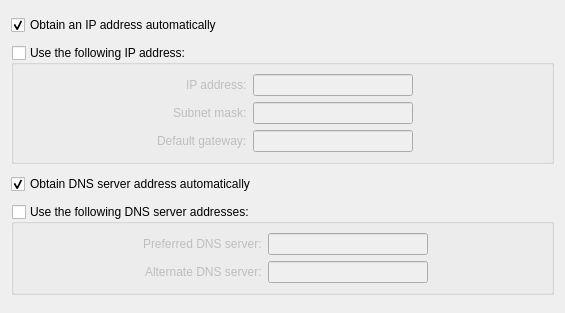
Qt form manager/ipv4widget.ui (OSSystems/qconnman-ui) before a commit.
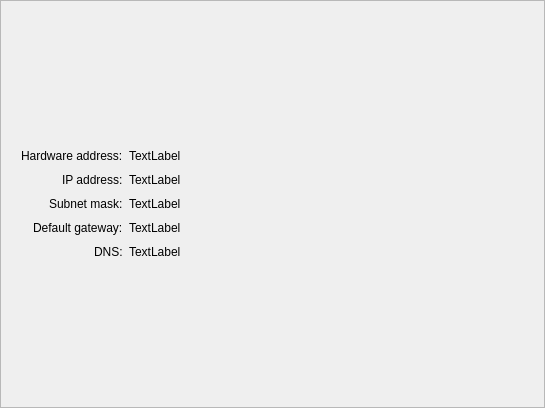
The same form after that commit.

The edit to the form file:
```diff
--- a/manager/ipv4widget.ui
+++ b/manager/ipv4widget.ui
@@ -6,186 +6,106 @@
    <rect>
     <x>0</x>
     <y>0</y>
-    <width>565</width>
-    <height>313</height>
+    <width>545</width>
+    <height>408</height>
    </rect>
   </property>
   <property name="windowTitle">
    <string notr="true">Form</string>
   </property>
   <property name="frameShape">
-   <enum>QFrame::NoFrame</enum>
+   <enum>QFrame::StyledPanel</enum>
   </property>
   <property name="frameShadow">
-   <enum>QFrame::Plain</enum>
+   <enum>QFrame::Raised</enum>
   </property>
-  <layout class="QVBoxLayout" name="verticalLayout">
-   <item>
-    <widget class="QCheckBox" name="autoIpAddress">
-     <property name="text">
-      <string>Obtain an IP address automatically</string>
-     </property>
-     <property name="checked">
-      <bool>true</bool>
-     </property>
-     <property name="tristate">
-      <bool>false</bool>
-     </property>
-    </widget>
-   </item>
-   <item>
-    <widget class="QGroupBox" name="manualIpAddress">
-     <property name="sizePolicy">
-      <sizepolicy hsizetype="Preferred" vsizetype="Maximum">
-       <horstretch>0</horstretch>
-       <verstretch>0</verstretch>
-      </sizepolicy>
-     </property>
-     <property name="title">
-      <string>Use the following IP address:</string>
-     </property>
-     <property name="checkable">
-      <bool>true</bool>
-     </property>
-     <property name="checked">
-      <bool>false</bool>
-     </property>
-     <layout class="QFormLayout" name="formLayout">
+  <layout class="QFormLayout" name="formLayout_2">
       <property name="fieldGrowthPolicy">
-       <enum>QFormLayout::AllNonFixedFieldsGrow</enum>
+    <enum>QFormLayout::ExpandingFieldsGrow</enum>
       </property>
       <property name="labelAlignment">
        <set>Qt::AlignRight|Qt::AlignTrailing|Qt::AlignVCenter</set>
       </property>
       <property name="formAlignment">
-       <set>Qt::AlignHCenter|Qt::AlignTop</set>
+    <set>Qt::AlignLeading|Qt::AlignLeft|Qt::AlignVCenter</set>
+   </property>
+   <property name="horizontalSpacing">
+    <number>6</number>
+   </property>
+   <property name="verticalSpacing">
+    <number>10</number>
+   </property>
+   <property name="leftMargin">
+    <number>20</number>
       </property>
       <item row="0" column="0">
+    <widget class="QLabel" name="label_9">
+     <property name="text">
+      <string>Hardware address:</string>
+     </property>
+    </widget>
+   </item>
+   <item row="1" column="0">
        <widget class="QLabel" name="label">
         <property name="text">
          <string>IP address:</string>
         </property>
        </widget>
       </item>
-      <item row="0" column="1">
-       <widget class="QLineEdit" name="address">
-        <property name="maximumSize">
-         <size>
-          <width>160</width>
-          <height>16777215</height>
-         </size>
-        </property>
-       </widget>
-      </item>
-      <item row="1" column="0">
-       <widget class="QLabel" name="label_2">
-        <property name="text">
-         <string>Subnet mask:</string>
-        </property>
-       </widget>
-      </item>
       <item row="1" column="1">
-       <widget class="QLineEdit" name="netmask">
-        <property name="maximumSize">
-         <size>
-          <width>160</width>
-          <height>16777215</height>
-         </size>
+    <widget class="QLabel" name="ipAddress">
+     <property name="text">
+      <string>TextLabel</string>
         </property>
        </widget>
       </item>
       <item row="2" column="0">
        <widget class="QLabel" name="label_3">
         <property name="text">
-         <string>Default gateway:</string>
+      <string>Subnet mask:</string>
         </property>
        </widget>
       </item>
       <item row="2" column="1">
-       <widget class="QLineEdit" name="gateway">
-        <property name="maximumSize">
-         <size>
-          <width>160</width>
-          <height>16777215</height>
-         </size>
+    <widget class="QLabel" name="subnetMask">
+     <property name="text">
+      <string>TextLabel</string>
         </property>
        </widget>
       </item>
-     </layout>
+   <item row="3" column="0">
+    <widget class="QLabel" name="label_4">
+     <property name="text">
+      <string>Default gateway:</string>
+     </property>
     </widget>
    </item>
-   <item>
-    <widget class="QCheckBox" name="autoDns">
+   <item row="3" column="1">
+    <widget class="QLabel" name="gateway">
      <property name="text">
-      <string>Obtain DNS server address automatically</string>
+      <string>TextLabel</string>
      </property>
-     <property name="checked">
-      <bool>true</bool>
-     </property>
     </widget>
    </item>
-   <item>
-    <widget class="QGroupBox" name="manualDns">
-     <property name="sizePolicy">
-      <sizepolicy hsizetype="Preferred" vsizetype="Maximum">
-       <horstretch>0</horstretch>
-       <verstretch>0</verstretch>
-      </sizepolicy>
+   <item row="4" column="0">
+    <widget class="QLabel" name="label_7">
+     <property name="text">
+      <string>DNS:</string>
      </property>
-     <property name="title">
-      <string>Use the following DNS server addresses:</string>
-     </property>
-     <property name="flat">
-      <bool>false</bool>
-     </property>
-     <property name="checkable">
-      <bool>true</bool>
-     </property>
-     <property name="checked">
-      <bool>false</bool>
-     </property>
-     <layout class="QFormLayout" name="formLayout_2">
-      <property name="labelAlignment">
-       <set>Qt::AlignRight|Qt::AlignTrailing|Qt::AlignVCenter</set>
-      </property>
-      <property name="formAlignment">
-       <set>Qt::AlignHCenter|Qt::AlignTop</set>
-      </property>
-      <item row="0" column="0">
-       <widget class="QLabel" name="label_5">
+    </widget>
+   </item>
+   <item row="4" column="1">
+    <widget class="QLabel" name="dns">
         <property name="text">
-         <string>Preferred DNS server:</string>
+      <string>TextLabel</string>
         </property>
        </widget>
       </item>
       <item row="0" column="1">
-       <widget class="QLineEdit" name="preferredDns">
-        <property name="maximumSize">
-         <size>
-          <width>160</width>
-          <height>16777215</height>
-         </size>
-        </property>
-       </widget>
-      </item>
-      <item row="1" column="0">
-       <widget class="QLabel" name="label_6">
+    <widget class="QLabel" name="hardwareAddress">
         <property name="text">
-         <string>Alternate DNS server:</string>
-        </property>
-       </widget>
-      </item>
-      <item row="1" column="1">
-       <widget class="QLineEdit" name="alternateDns">
-        <property name="maximumSize">
-         <size>
-          <width>160</width>
-          <height>16777215</height>
-         </size>
-        </property>
-       </widget>
-      </item>
-     </layout>
+      <string>TextLabel</string>
+     </property>
     </widget>
    </item>
   </layout>
```
Lines whose indentation alone changed are shown as unchanged.
